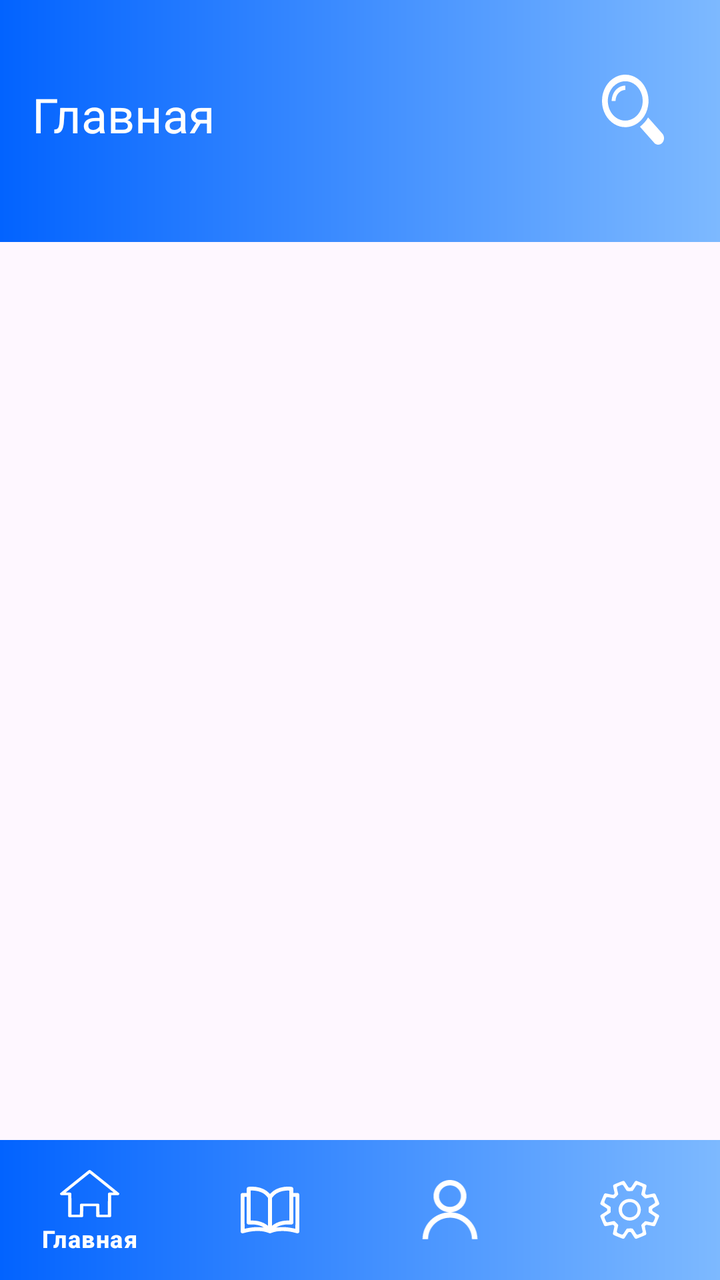
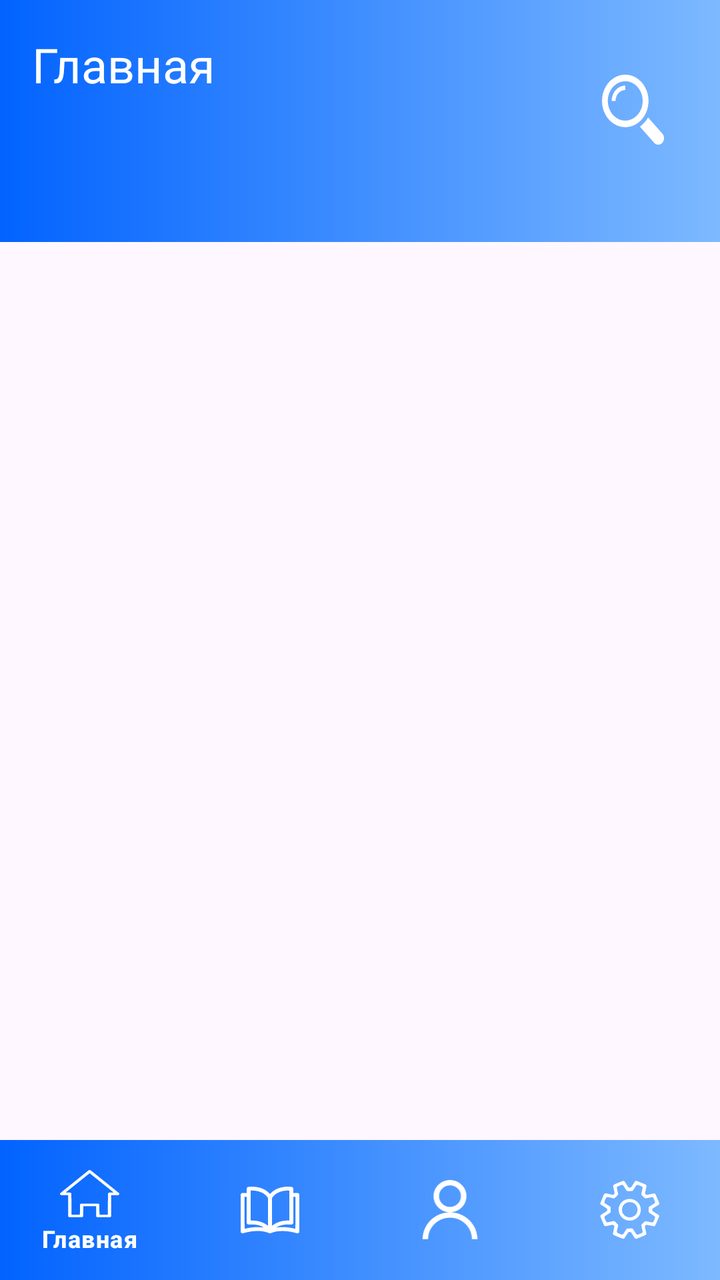

Two renders of the same Android screen: before a commit and after it. Below are the layout's source before the change and the commit's diff.
<!-- AndroidManifest.xml: application theme Theme.GroupProjectFirstTry -->
<!-- res/layout/activity_second_with_bottom_nav_menu.xml -->
<?xml version="1.0" encoding="utf-8"?>
<androidx.constraintlayout.widget.ConstraintLayout xmlns:android="http://schemas.android.com/apk/res/android"
    xmlns:app="http://schemas.android.com/apk/res-auto"
    xmlns:tools="http://schemas.android.com/tools"
    android:id="@+id/main"
    android:layout_width="match_parent"
    android:layout_height="match_parent"
    tools:context=".SecondActivityWithBottomNavMenu"
    android:fitsSystemWindows="false">
    <FrameLayout
        android:id="@+id/fragment_container"
        android:layout_width="match_parent"
        android:layout_height="0dp"
        android:layout_weight="1"
        app:layout_constraintBottom_toTopOf="@+id/bottom_nav"
        app:layout_constraintEnd_toEndOf="parent"
        app:layout_constraintStart_toStartOf="parent"
        app:layout_constraintTop_toBottomOf="@+id/constraintLayoutUpHead" >

        <Spinner
            android:id="@+id/chapterSpinner"
            style="@style/CustomSpinnerStyle"
            android:layout_width="246dp"
            android:layout_height="43dp"
            android:layout_marginStart="8dp"
            android:dropDownWidth="300dp"
            android:padding="16dp"
            android:visibility="invisible" />
    </FrameLayout>

    <com.google.android.material.bottomnavigation.BottomNavigationView
        android:id="@+id/bottom_nav"
        android:layout_width="match_parent"
        android:layout_height="70dp"
        app:itemIconSize="30dp"
        android:backgroundTint="@null"
        app:itemRippleColor="@color/blue"
        app:itemIconTint="@drawable/bottom_navigation_selector"
        app:itemTextColor="@drawable/bottom_navigation_selector"
        android:background="@drawable/gradient_background"
        app:layout_constraintBottom_toBottomOf="parent"
        app:layout_constraintEnd_toEndOf="parent"
        app:layout_constraintStart_toStartOf="parent"
        app:menu="@menu/bottom_nav_menu" />
    <androidx.constraintlayout.widget.ConstraintLayout
        android:id="@+id/constraintLayoutUpHead"
        android:layout_width="0dp"
        android:layout_height="121dp"
        android:background="@drawable/gradient_background"
        app:layout_constraintEnd_toEndOf="parent"
        app:layout_constraintStart_toStartOf="parent"
        app:layout_constraintTop_toTopOf="parent">

        <TextView
            android:id="@+id/textViewUpper"
            android:layout_width="305dp"
            android:layout_height="31dp"
            android:layout_marginStart="16dp"
            android:layout_marginTop="20dp"
            android:text="Главная"
            android:textAlignment="textStart"
            android:textColor="@color/white"
            android:textSize="24sp"
            app:layout_constraintBottom_toBottomOf="parent"
            app:layout_constraintStart_toStartOf="parent"
            app:layout_constraintTop_toTopOf="parent"
            app:layout_constraintVertical_bias="0.3" />

        <ImageView
            android:id="@+id/imageViewPencil"
            android:layout_width="wrap_content"
            android:layout_height="wrap_content"
            android:layout_marginEnd="28dp"
            android:visibility="invisible"
            app:layout_constraintBottom_toBottomOf="parent"
            app:layout_constraintEnd_toEndOf="parent"
            app:layout_constraintTop_toTopOf="parent"
            app:layout_constraintVertical_bias="0.435"
            app:srcCompat="@drawable/pencil_svg" />
        <ImageView
            android:id="@+id/imageViewLupa"
            android:layout_width="wrap_content"
            android:layout_height="wrap_content"
            android:layout_marginEnd="28dp"
            android:visibility="visible"
            app:layout_constraintBottom_toBottomOf="parent"
            app:layout_constraintEnd_toEndOf="parent"
            app:layout_constraintTop_toTopOf="parent"
            app:layout_constraintVertical_bias="0.435"
            app:srcCompat="@drawable/lupa_svg" />

        <ImageView
            android:id="@+id/imageViewBooks"
            android:layout_width="74dp"
            android:layout_height="83dp"
            android:layout_marginEnd="28dp"
            android:visibility="invisible"
            app:layout_constraintBottom_toBottomOf="parent"
            app:layout_constraintEnd_toEndOf="parent"
            app:layout_constraintTop_toTopOf="parent"
            app:layout_constraintVertical_bias="0.435"
            app:srcCompat="@drawable/books_svg" />

        <ImageView
            android:id="@+id/imageViewThreeLinesMenu"
            android:layout_width="34dp"
            android:layout_height="28dp"
            android:layout_marginStart="16dp"
            android:layout_marginTop="84dp"
            android:visibility="invisible"
            app:layout_constraintStart_toStartOf="parent"
            app:layout_constraintTop_toTopOf="parent"
            app:srcCompat="@drawable/three_lines" />

    </androidx.constraintlayout.widget.ConstraintLayout>

</androidx.constraintlayout.widget.ConstraintLayout>
<!-- resources referenced by this layout -->
<resources>
  <color name="blue">#0464FF</color>
  <color name="white">#FFFFFFFF</color>
  <!-- drawable bottom_navigation_selector (drawable) -->
  <?xml version="1.0" encoding="utf-8"?>
  <selector xmlns:android="http://schemas.android.com/apk/res/android">
      <item android:state_checked="true" android:color="@color/white" />
      <item android:color="@color/white"  />
  </selector>
  <!-- drawable gradient_background (drawable) -->
  <?xml version="1.0" encoding="utf-8"?>
      <shape xmlns:android="http://schemas.android.com/apk/res/android" android:shape="rectangle" >
          <gradient
              android:startColor="#0263FF"
              android:endColor="#7DB9FF"
              />
      </shape>
  <!-- drawable three_lines (drawable) -->
  <vector xmlns:android="http://schemas.android.com/apk/res/android"
      android:width="22dp"
      android:height="16dp"
      android:viewportWidth="22"
      android:viewportHeight="16">
    <path
        android:pathData="M2,2H20"
        android:strokeWidth="3"
        android:fillColor="#00000000"
        android:strokeColor="#ffffff"
        android:strokeLineCap="round"/>
    <path
        android:pathData="M2,8H20"
        android:strokeWidth="3"
        android:fillColor="#00000000"
        android:strokeColor="#ffffff"
        android:strokeLineCap="round"/>
    <path
        android:pathData="M2,14H20"
        android:strokeWidth="3"
        android:fillColor="#00000000"
        android:strokeColor="#ffffff"
        android:strokeLineCap="round"/>
  </vector>
  <style name="CustomSpinnerStyle" parent="Widget.AppCompat.Spinner">
          <item name="android:background">@drawable/custom_spinner_background</item> 
          <item name="android:popupBackground">@drawable/spinner_background</item> 
          <item name="android:dropDownSelector">@android:color/transparent</item> 
          <item name="android:spinnerMode">dropdown</item>
      </style>
  <style name="Theme.GroupProjectFirstTry" parent="Base.Theme.GroupProjectFirstTry" />
  <!-- drawable custom_spinner_background (drawable) -->
  <?xml version="1.0" encoding="utf-8"?>
  <shape xmlns:android="http://schemas.android.com/apk/res/android">
      <solid android:color="@android:color/transparent" /> 
  </shape>
  <!-- drawable spinner_background (drawable) -->
  <vector xmlns:android="http://schemas.android.com/apk/res/android"
      xmlns:aapt="http://schemas.android.com/aapt"
      android:width="272dp"
      android:height="559dp"
      android:viewportWidth="272"
      android:viewportHeight="559">
    <path
        android:pathData="M63.51,10.45L270.5,9.61V557.5H1.5V15.78V1.73L63.29,10.44L63.4,10.45L63.51,10.45Z"
        android:strokeWidth="3"
        android:strokeColor="#ffffff">
      <aapt:attr name="android:fillColor">
        <gradient 
            android:startX="0"
            android:startY="491.89"
            android:endX="285.13"
            android:endY="482.71"
            android:type="linear">
          <item android:offset="0" android:color="#FF0263FF"/>
          <item android:offset="1" android:color="#FF7DB9FF"/>
        </gradient>
      </aapt:attr>
    </path>
  </vector>
  <style name="Base.Theme.GroupProjectFirstTry" parent="Theme.Material3.DayNight.NoActionBar">
          
          
      </style>
  <!-- unchanged entries left out for length: 3 -->
</resources>

<!-- the commit's change to res/layout/activity_second_with_bottom_nav_menu.xml (unified diff, before → after) -->
@@ -53,10 +53,10 @@
 
         <TextView
             android:id="@+id/textViewUpper"
-            android:layout_width="305dp"
-            android:layout_height="31dp"
+            android:layout_width="292dp"
+            android:layout_height="66dp"
             android:layout_marginStart="16dp"
-            android:layout_marginTop="20dp"
+            android:layout_marginTop="16dp"
             android:text="Главная"
             android:textAlignment="textStart"
             android:textColor="@color/white"
@@ -64,7 +64,7 @@
             app:layout_constraintBottom_toBottomOf="parent"
             app:layout_constraintStart_toStartOf="parent"
             app:layout_constraintTop_toTopOf="parent"
-            app:layout_constraintVertical_bias="0.3" />
+            app:layout_constraintVertical_bias="0.0" />
 
         <ImageView
             android:id="@+id/imageViewPencil"
